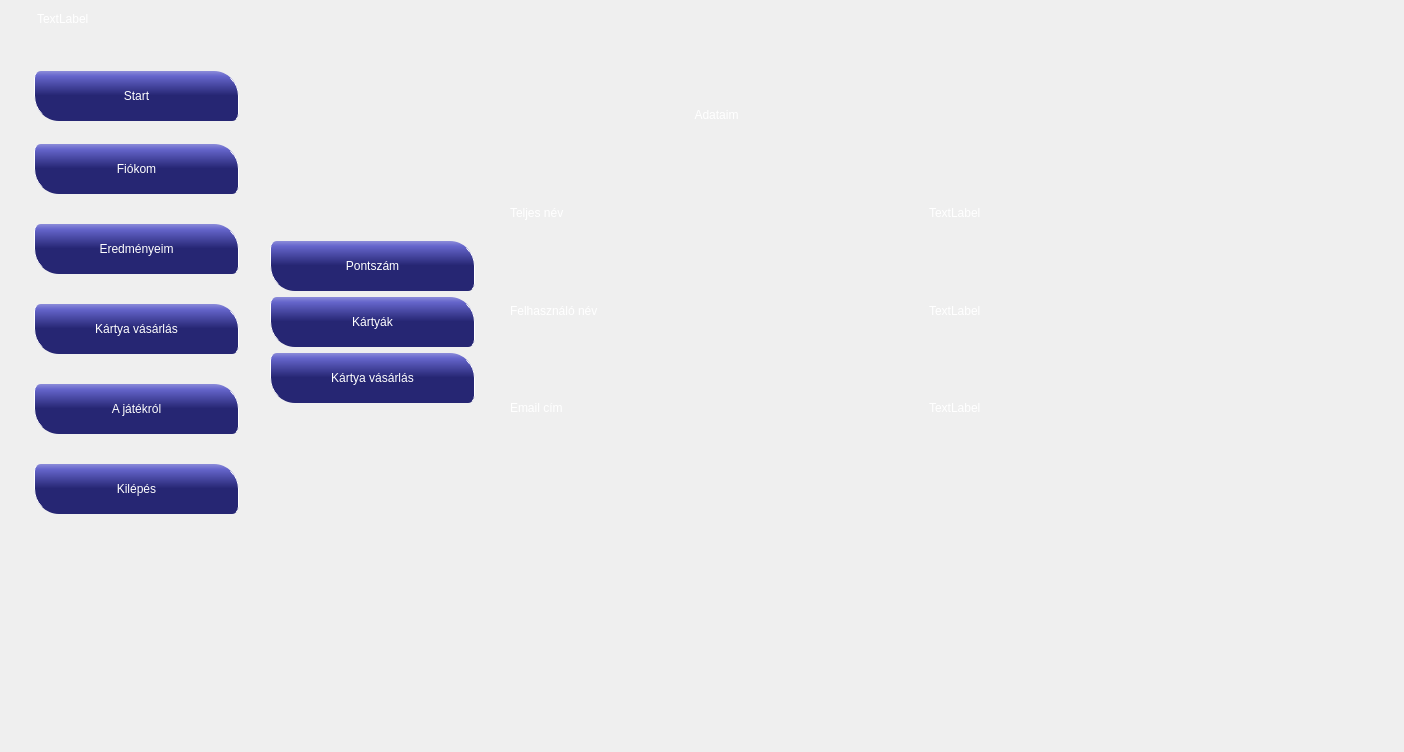
This is qtserver/jatekfelulet.ui in p-anna9603/fancy_nev as Qt 5 draws it before an edit. The edited form follows.
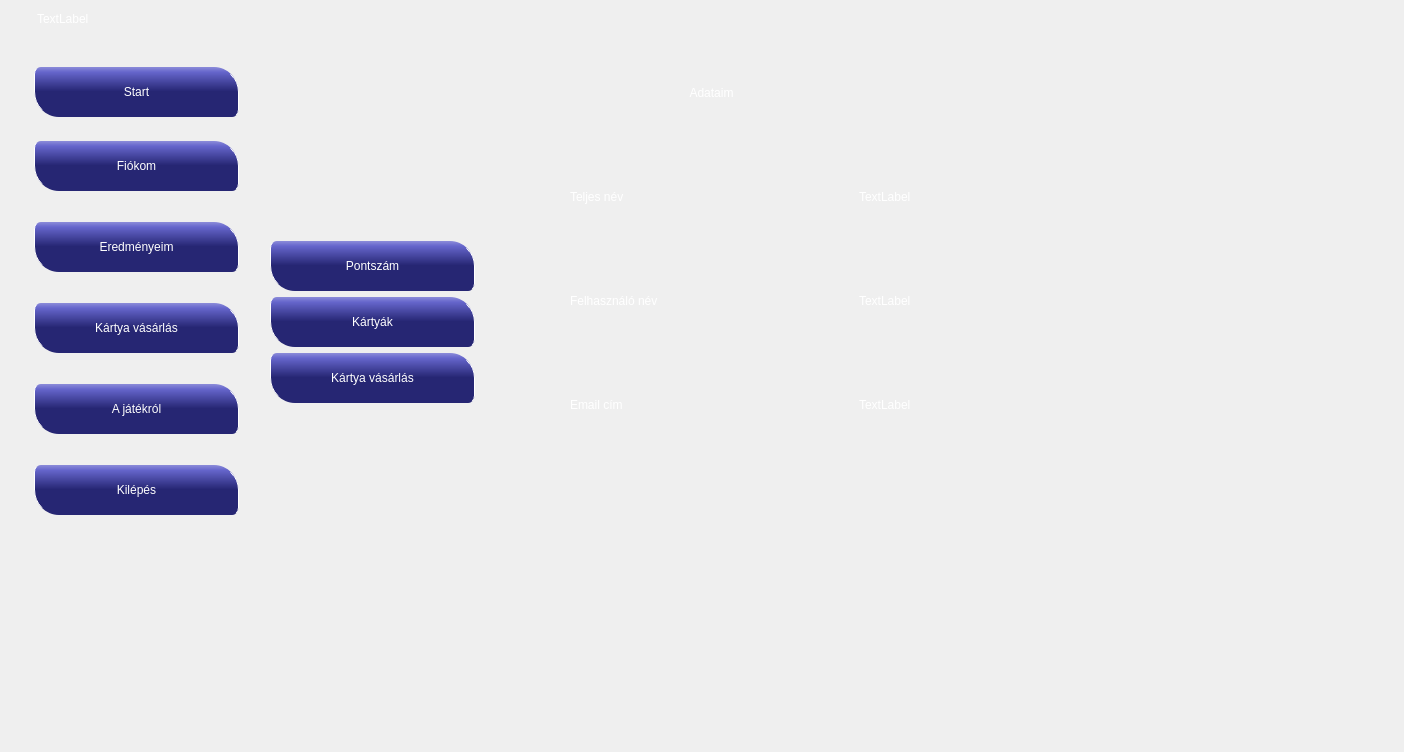
This is the edited form. The open tabs and pages were chosen to show the change. Icons and pictures are not drawn. Custom widgets are drawn as their Qt base class.

```diff
--- a/qtserver/jatekfelulet.ui
+++ b/qtserver/jatekfelulet.ui
@@ -118,22 +118,6 @@
         </item>
        </layout>
       </item>
-      <item>
-       <spacer name="verticalSpacer_9">
-        <property name="orientation">
-         <enum>Qt::Vertical</enum>
-        </property>
-        <property name="sizeType">
-         <enum>QSizePolicy::Fixed</enum>
-        </property>
-        <property name="sizeHint" stdset="0">
-         <size>
-          <width>5</width>
-          <height>5</height>
-         </size>
-        </property>
-       </spacer>
-      </item>
       <item>
        <layout class="QHBoxLayout" name="horizontalLayout_6">
         <item>
@@ -798,23 +782,7 @@
 }</string>
              </property>
              <layout class="QGridLayout" name="gridLayout_2">
-              <item row="0" column="2">
-               <spacer name="horizontalSpacer_2">
-                <property name="orientation">
-                 <enum>Qt::Horizontal</enum>
-                </property>
-                <property name="sizeType">
-                 <enum>QSizePolicy::Fixed</enum>
-                </property>
-                <property name="sizeHint" stdset="0">
-                 <size>
-                  <width>300</width>
-                  <height>20</height>
-                 </size>
-                </property>
-               </spacer>
-              </item>
-              <item row="1" column="1">
+              <item row="0" column="1">
                <widget class="QLabel" name="label">
                 <property name="styleSheet">
                  <string notr="true">font: bold 18pt &quot;MS Shell Dlg 2&quot;;
@@ -828,49 +796,49 @@
                 </property>
                </widget>
               </item>
-              <item row="2" column="1">
-               <widget class="QLabel" name="label_3">
-                <property name="text">
-                 <string>Teljes név</string>
-                </property>
-               </widget>
-              </item>
-              <item row="2" column="2">
+              <item row="1" column="2">
                <widget class="QLabel" name="username">
                 <property name="text">
                  <string>TextLabel</string>
                 </property>
                </widget>
               </item>
-              <item row="3" column="1">
-               <widget class="QLabel" name="label_4">
+              <item row="3" column="2">
+               <widget class="QLabel" name="email">
                 <property name="text">
-                 <string>Felhasználó név</string>
+                 <string>TextLabel</string>
                 </property>
                </widget>
               </item>
-              <item row="3" column="2">
+              <item row="2" column="2">
                <widget class="QLabel" name="fullName">
                 <property name="text">
                  <string>TextLabel</string>
                 </property>
                </widget>
               </item>
-              <item row="4" column="1">
+              <item row="3" column="1">
                <widget class="QLabel" name="label_5">
                 <property name="text">
                  <string>Email cím</string>
                 </property>
                </widget>
               </item>
-              <item row="4" column="2">
-               <widget class="QLabel" name="email">
+              <item row="1" column="1">
+               <widget class="QLabel" name="label_3">
                 <property name="text">
-                 <string>TextLabel</string>
+                 <string>Teljes név</string>
                 </property>
                </widget>
               </item>
-              <item row="5" column="0">
+              <item row="2" column="1">
+               <widget class="QLabel" name="label_4">
+                <property name="text">
+                 <string>Felhasználó név</string>
+                </property>
+               </widget>
+              </item>
+              <item row="4" column="0">
                <spacer name="verticalSpacer_6">
                 <property name="orientation">
                  <enum>Qt::Vertical</enum>
@@ -886,6 +854,38 @@
                 </property>
                </spacer>
               </item>
+              <item row="2" column="3">
+               <spacer name="horizontalSpacer_2">
+                <property name="orientation">
+                 <enum>Qt::Horizontal</enum>
+                </property>
+                <property name="sizeType">
+                 <enum>QSizePolicy::Fixed</enum>
+                </property>
+                <property name="sizeHint" stdset="0">
+                 <size>
+                  <width>200</width>
+                  <height>20</height>
+                 </size>
+                </property>
+               </spacer>
+              </item>
+              <item row="1" column="0">
+               <spacer name="horizontalSpacer_15">
+                <property name="orientation">
+                 <enum>Qt::Horizontal</enum>
+                </property>
+                <property name="sizeType">
+                 <enum>QSizePolicy::Fixed</enum>
+                </property>
+                <property name="sizeHint" stdset="0">
+                 <size>
+                  <width>80</width>
+                  <height>20</height>
+                 </size>
+                </property>
+               </spacer>
+              </item>
              </layout>
             </widget>
             <widget class="QWidget" name="TermeszetKartya">
```
Left out of the diff: 150 changed lines with no effect on the pictures.
